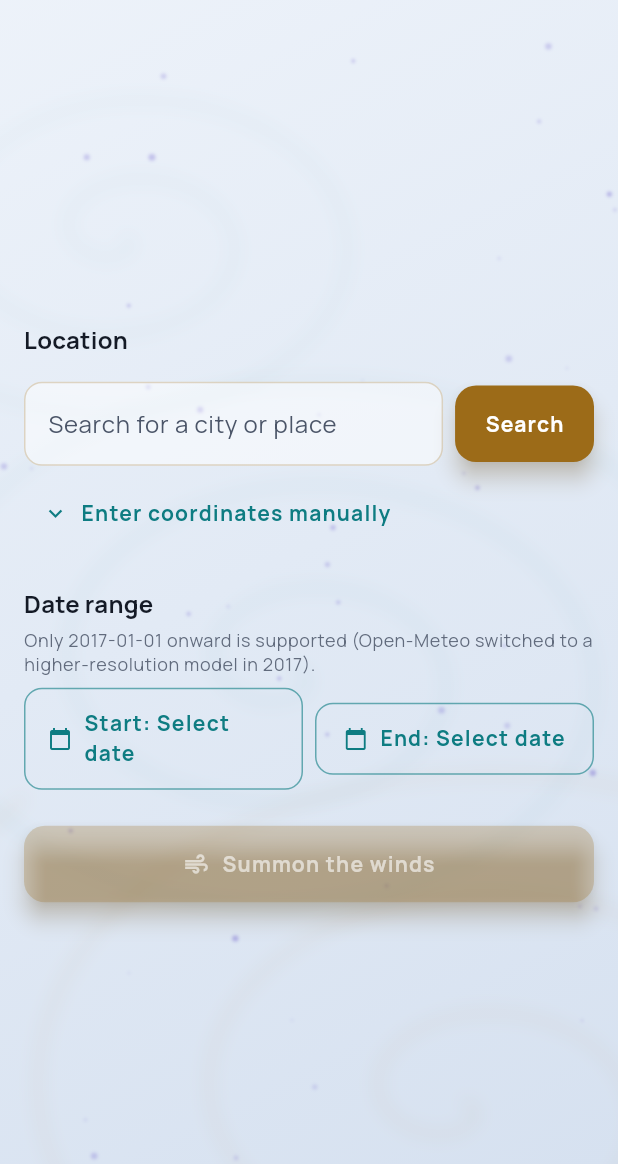
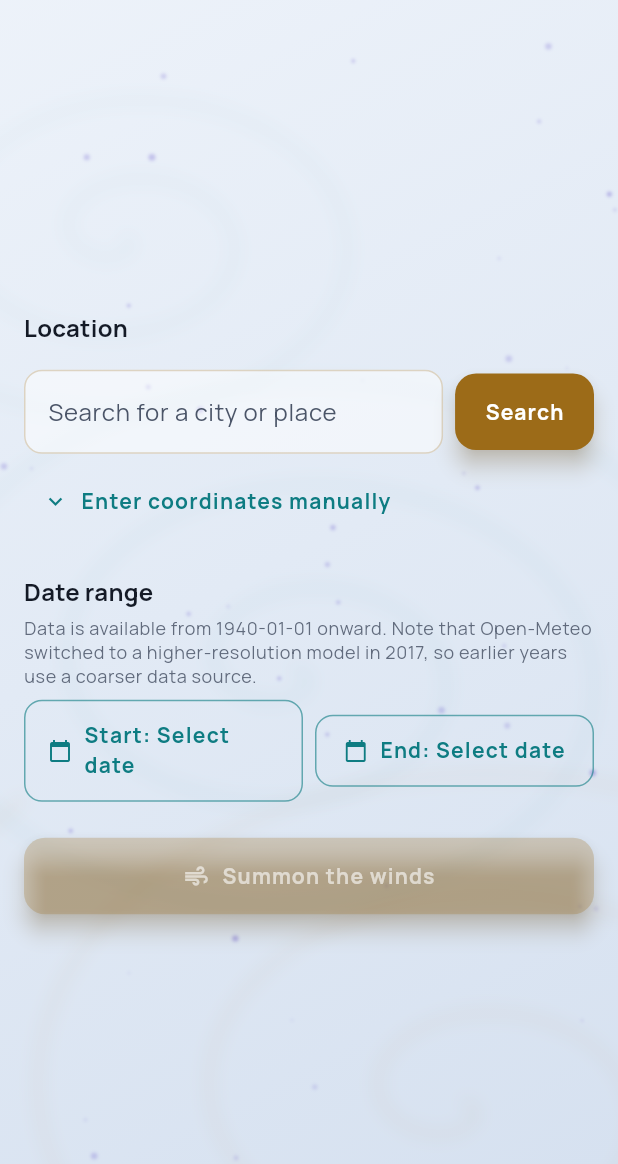
Before and after one commit to skipmcgee/historical-weather, a Flutter app: the screen it shows after launch, on a phone screen of 412 x 824 dp, the part 72-1236 px from its top. Run offline on Flutter 3.47's test engine with Material 3 defaults, Android fonts, the phone set to English and light mode, and no system bars; our stand-ins replace geolocator, google_fonts, shared_preferences.

Commit message:
Widen date range, switch to medians, add Linux target + weekly updates
- Date range: remove the 2017 floor and allow any date back to 1940
  (ERA5's archive floor); the UI note now explains the 2017 resolution
  change without blocking earlier dates.
- WeatherSummary: per-day metrics (temperature, wind, precipitation/day,
  sunshine, radiation) now report the median instead of the mean, so a
  handful of outlier days don't skew the "typical" value shown; totals
  (precipitation/rain/snowfall) stay sums. Added WeatherSummary.hasAnyData
  so a date range with no archive coverage surfaces a clear message
  instead of a card full of dashes.
- Added the Linux desktop platform (flutter create --platforms=linux)
  and a build-linux CI job (installs the GTK/clang/ninja toolchain via
  apt, mirrors the other platform build jobs).
- Added .github/dependabot.yml (pub + github-actions ecosystems, weekly)
  so dependency updates open as PRs that run through the existing CI
  test/build gate automatically. (No Node.js/npm dependency exists in
  this repo to update — Node was only used transiently for a local
  browser-testing attempt that's since been removed.)
- Fixed a test that hung on pumpAndSettle(): the new Aeolus background
  animates continuously, so pumpAndSettle() never settles for any widget
  tree that includes it. Switched to bounded pump() calls instead.

Co-Authored-By: Claude Sonnet 5 <noreply@anthropic.com>

```diff
--- a/lib/models/weather_summary.dart
+++ b/lib/models/weather_summary.dart
@@ -1,24 +1,28 @@
 import 'location.dart';
 
-/// Averaged/summed historical weather for a location over a date range,
-/// computed from Open-Meteo's daily archive values.
+/// Median/summed historical weather for a location over a date range,
+/// computed from Open-Meteo's daily archive values. Medians (rather than
+/// means) are used for the per-day metrics so a handful of extreme days
+/// don't skew the "typical" values shown to the user; the precipitation/
+/// snowfall totals are plain sums, since a total over the period is what
+/// makes sense there.
 class WeatherSummary {
   WeatherSummary({
     required this.location,
     required this.startDate,
     required this.endDate,
     required this.dayCount,
-    this.avgHighC,
-    this.avgLowC,
-    this.avgMeanC,
+    this.medianHighC,
+    this.medianLowC,
+    this.medianMeanC,
     this.totalPrecipitationMm,
-    this.avgPrecipitationMm,
+    this.medianPrecipitationMm,
     this.totalRainMm,
     this.totalSnowfallCm,
-    this.avgWindSpeedMaxKmh,
-    this.avgWindGustsMaxKmh,
-    this.avgShortwaveRadiationMjm2,
-    this.avgSunshineHours,
+    this.medianWindSpeedMaxKmh,
+    this.medianWindGustsMaxKmh,
+    this.medianShortwaveRadiationMjm2,
+    this.medianSunshineHours,
   });
 
   final Location location;
@@ -26,17 +30,34 @@ class WeatherSummary {
   final DateTime endDate;
   final int dayCount;
 
-  final double? avgHighC;
-  final double? avgLowC;
-  final double? avgMeanC;
+  final double? medianHighC;
+  final double? medianLowC;
+  final double? medianMeanC;
   final double? totalPrecipitationMm;
-  final double? avgPrecipitationMm;
+  final double? medianPrecipitationMm;
   final double? totalRainMm;
   final double? totalSnowfallCm;
-  final double? avgWindSpeedMaxKmh;
-  final double? avgWindGustsMaxKmh;
-  final double? avgShortwaveRadiationMjm2;
-  final double? avgSunshineHours;
+  final double? medianWindSpeedMaxKmh;
+  final double? medianWindGustsMaxKmh;
+  final double? medianShortwaveRadiationMjm2;
+  final double? medianSunshineHours;
+
+  /// False when every metric came back null — e.g. a date range Open-Meteo
+  /// simply has no data for. Callers should treat this as "no data found"
+  /// rather than rendering a card full of dashes.
+  bool get hasAnyData => [
+    medianHighC,
+    medianLowC,
+    medianMeanC,
+    totalPrecipitationMm,
+    medianPrecipitationMm,
+    totalRainMm,
+    totalSnowfallCm,
+    medianWindSpeedMaxKmh,
+    medianWindGustsMaxKmh,
+    medianShortwaveRadiationMjm2,
+    medianSunshineHours,
+  ].any((v) => v != null);
 
   static String _isoDate(DateTime d) =>
       '${d.year.toString().padLeft(4, '0')}-${d.month.toString().padLeft(2, '0')}-${d.day.toString().padLeft(2, '0')}';
@@ -55,25 +76,25 @@ class WeatherSummary {
         'day_count': dayCount,
       },
       'temperature_c': {
-        'avg_high': avgHighC,
-        'avg_low': avgLowC,
-        'avg_mean': avgMeanC,
+        'median_high': medianHighC,
+        'median_low': medianLowC,
+        'median_mean': medianMeanC,
       },
       'precipitation_mm': {
         'total': totalPrecipitationMm,
-        'avg_per_day': avgPrecipitationMm,
+        'median_per_day': medianPrecipitationMm,
         'total_rain': totalRainMm,
       },
       'snowfall_cm': {
         'total': totalSnowfallCm,
       },
       'wind_kmh': {
-        'avg_max_speed': avgWindSpeedMaxKmh,
-        'avg_max_gusts': avgWindGustsMaxKmh,
+        'median_max_speed': medianWindSpeedMaxKmh,
+        'median_max_gusts': medianWindGustsMaxKmh,
       },
       'sun': {
-        'avg_shortwave_radiation_mj_m2': avgShortwaveRadiationMjm2,
-        'avg_sunshine_hours': avgSunshineHours,
+        'median_shortwave_radiation_mj_m2': medianShortwaveRadiationMjm2,
+        'median_sunshine_hours': medianSunshineHours,
       },
       'source': 'Open-Meteo Historical Weather API (archive-api.open-meteo.com)',
     };
--- a/lib/screens/home_screen.dart
+++ b/lib/screens/home_screen.dart
@@ -88,6 +88,11 @@ class _HomeScreenState extends State<HomeScreen> {
         endDate: _endDate!,
         daily: daily,
       );
+      if (!summary.hasAnyData) {
+        throw OpenMeteoException(
+          'Open-Meteo has no historical data for this location and date range.',
+        );
+      }
       setState(() => _summary = summary);
     } catch (e) {
       setState(() => _error = '$e');
--- a/lib/widgets/date_range_picker.dart
+++ b/lib/widgets/date_range_picker.dart
@@ -1,9 +1,8 @@
 import 'package:flutter/material.dart';
 
-/// Open-Meteo's archive switches to a higher-resolution model starting on
-/// this date; earlier data uses a coarser, differently-formatted source, so
-/// the app only supports dates on/after this cutoff.
-final DateTime earliestSupportedDate = DateTime(2017, 1, 1);
+/// Open-Meteo's archive (ERA5 reanalysis) goes back to 1940; that's the
+/// practical floor for the date picker.
+final DateTime earliestSupportedDate = DateTime(1940, 1, 1);
 
 class DateRangePicker extends StatelessWidget {
   const DateRangePicker({
@@ -49,8 +48,9 @@ class DateRangePicker extends StatelessWidget {
         Text('Date range', style: Theme.of(context).textTheme.titleMedium),
         const SizedBox(height: 4),
         Text(
-          'Only ${_format(earliestSupportedDate)} onward is supported '
-          '(Open-Meteo switched to a higher-resolution model in 2017).',
+          'Data is available from ${_format(earliestSupportedDate)} onward. Note that '
+          'Open-Meteo switched to a higher-resolution model in 2017, so earlier years use a '
+          'coarser data source.',
           style: Theme.of(context).textTheme.bodySmall,
         ),
         const SizedBox(height: 8),
--- a/pubspec.yaml
+++ b/pubspec.yaml
@@ -38,7 +38,7 @@ dependencies:
   http: ^1.2.2
   shared_preferences: ^2.3.3
   geolocator: ^14.0.3
-  google_fonts: ^6.2.1
+  google_fonts: ^8.2.1
 
 dev_dependencies:
   flutter_test:
```
Also changed, not shown: lib/services/weather_aggregator.dart (+20 -13 lines), lib/widgets/weather_summary_view.dart (+13 -8 lines), pubspec.lock, 15 other files.
